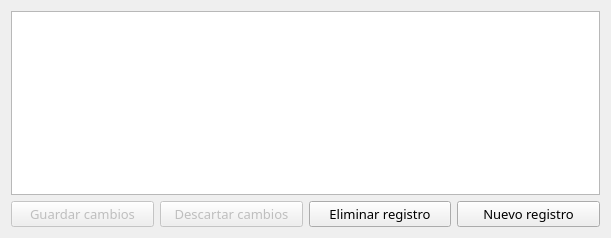
Above: datos.ui from enchiladaSuiza/AsistenciaFototeca before the change. Below: the same form after it.
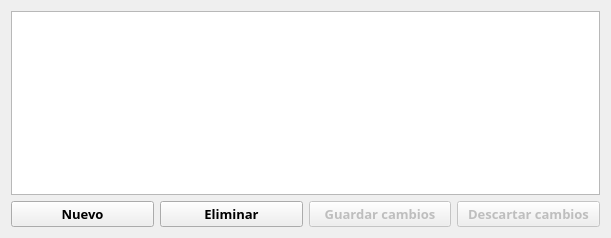
That is the form after the change.

Patch:
```diff
--- a/datos.ui
+++ b/datos.ui
@@ -14,7 +14,7 @@
    <string>Form</string>
   </property>
   <layout class="QGridLayout" name="gridLayout">
-   <item row="1" column="0">
+   <item row="2" column="2">
     <widget class="QPushButton" name="guardarButton">
      <property name="enabled">
       <bool>false</bool>
@@ -23,6 +23,7 @@
       <font>
        <family>Montserrat</family>
        <pointsize>10</pointsize>
+       <bold>true</bold>
       </font>
      </property>
      <property name="text">
@@ -30,7 +31,35 @@
      </property>
     </widget>
    </item>
-   <item row="1" column="1">
+   <item row="2" column="0">
+    <widget class="QPushButton" name="agregarButton">
+     <property name="font">
+      <font>
+       <family>Montserrat</family>
+       <pointsize>10</pointsize>
+       <bold>true</bold>
+      </font>
+     </property>
+     <property name="text">
+      <string>Nuevo</string>
+     </property>
+    </widget>
+   </item>
+   <item row="2" column="1">
+    <widget class="QPushButton" name="eliminarButton">
+     <property name="font">
+      <font>
+       <family>Montserrat</family>
+       <pointsize>10</pointsize>
+       <bold>true</bold>
+      </font>
+     </property>
+     <property name="text">
+      <string>Eliminar</string>
+     </property>
+    </widget>
+   </item>
+   <item row="2" column="3">
     <widget class="QPushButton" name="revertirButton">
      <property name="enabled">
       <bool>false</bool>
@@ -45,6 +74,7 @@
       <font>
        <family>Montserrat</family>
        <pointsize>10</pointsize>
+       <bold>true</bold>
       </font>
      </property>
      <property name="text">
@@ -52,33 +82,7 @@
      </property>
     </widget>
    </item>
-   <item row="1" column="2">
-    <widget class="QPushButton" name="eliminarButton">
-     <property name="font">
-      <font>
-       <family>Montserrat</family>
-       <pointsize>10</pointsize>
-      </font>
-     </property>
-     <property name="text">
-      <string>Eliminar registro</string>
-     </property>
-    </widget>
-   </item>
-   <item row="1" column="3">
-    <widget class="QPushButton" name="agregarButton">
-     <property name="font">
-      <font>
-       <family>Montserrat</family>
-       <pointsize>10</pointsize>
-      </font>
-     </property>
-     <property name="text">
-      <string>Nuevo registro</string>
-     </property>
-    </widget>
-   </item>
-   <item row="0" column="0" colspan="4">
+   <item row="1" column="0" colspan="4">
     <widget class="QTableView" name="tableView">
      <property name="font">
       <font>
```
Left out of the diff: 2 changed lines with no effect on the pictures.
